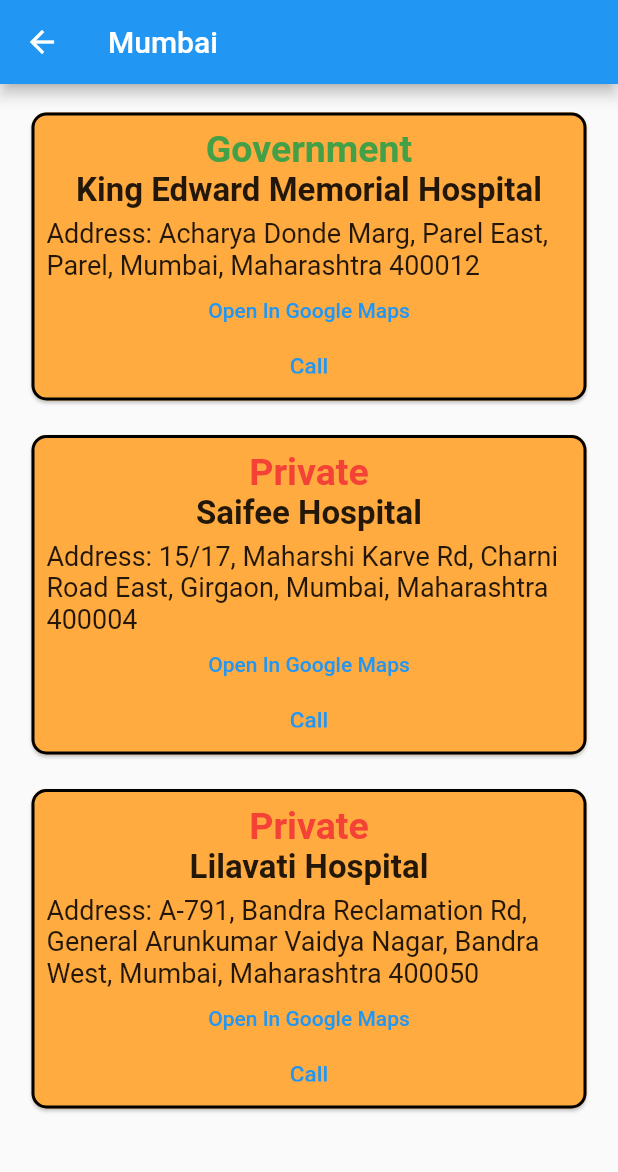
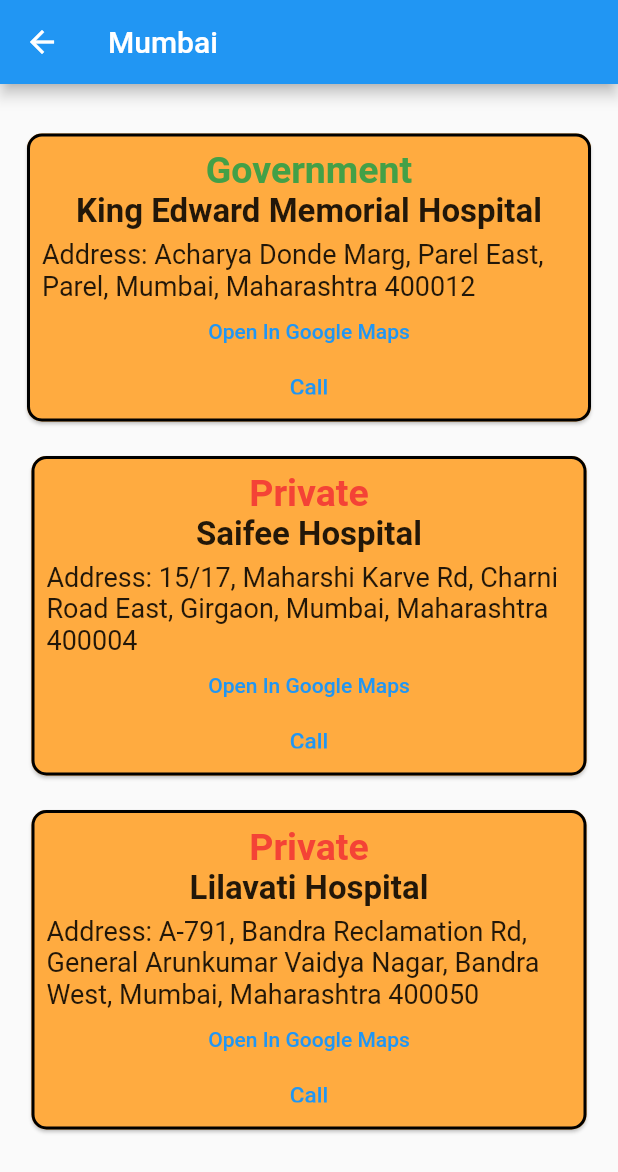
Before and after one commit to IshanRakte/CoviTrack, a Flutter app: the Mumbai screen opened directly, on a phone screen of 412 x 824 dp. Shown: the top 1172 px of the screen. Run offline on Flutter 3.47's test engine with Material 2 defaults, Android fonts, the phone set to English and light mode, and no system bars.

Commit message:
scroll view and padding added.

```diff
--- a/covitrack/lib/cities/mumbai.dart
+++ b/covitrack/lib/cities/mumbai.dart
@@ -44,7 +44,11 @@ class _MumbaiState extends State<Mumbai> {
         ),
         backgroundColor: Colors.blue,
       ),
-      body: Container(
+      body: SingleChildScrollView(                      //---> scroll view
+        physics: BouncingScrollPhysics(),
+        child: Padding(
+          padding: const EdgeInsets.all(14.0),          //---> padding, vo alag alag screens ka issue solve
+          child: Container(
             child: Center(
               child: Column(
                 children: [
@@ -59,7 +63,7 @@ class _MumbaiState extends State<Mumbai> {
                       ),
                     ),
                     child: Container(
-                  width: 370,
+                      // width: 370,                                            //---> no need of width now
                       padding: EdgeInsets.all(10),
                       child: Column(
                         crossAxisAlignment: CrossAxisAlignment.center,
@@ -235,6 +239,8 @@ class _MumbaiState extends State<Mumbai> {
               ),
             ),
           ),
+        ),
+      ),
     );
   }
 }
```
Also changed, not shown: covitrack/lib/cities/bangalore.dart (+8 -1 lines), covitrack/lib/cities/delhi.dart (+8 -1 lines), covitrack/lib/cities/kolkata.dart (+8 -1 lines), covitrack/lib/cities/pune.dart (+7 -1 lines). Lines whose indentation alone changed are shown as unchanged.
